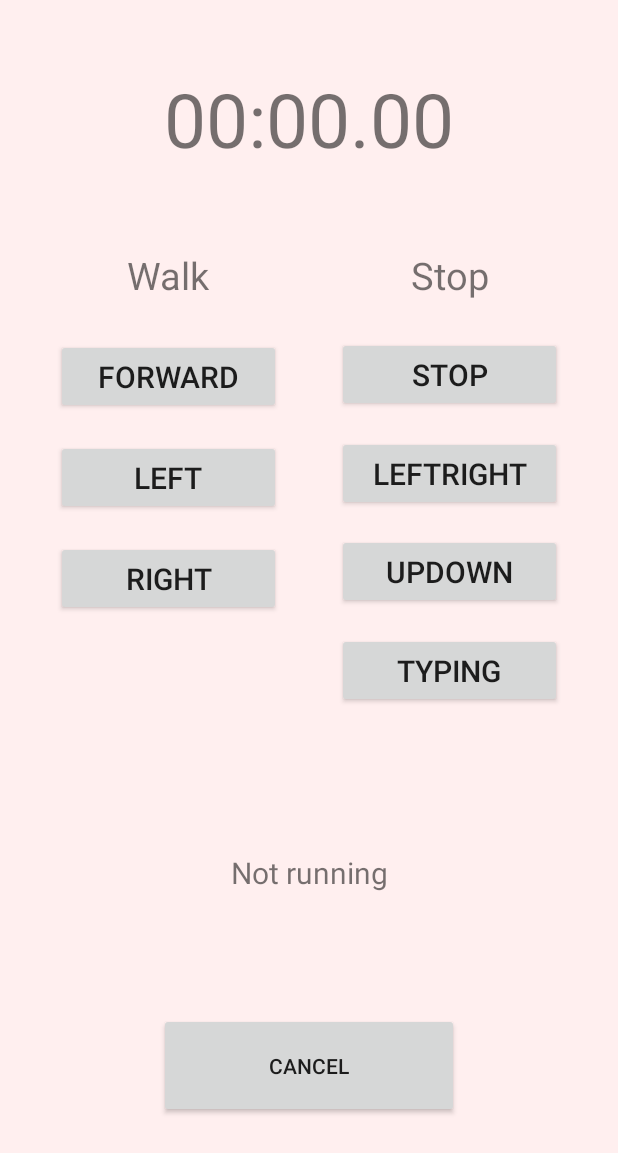
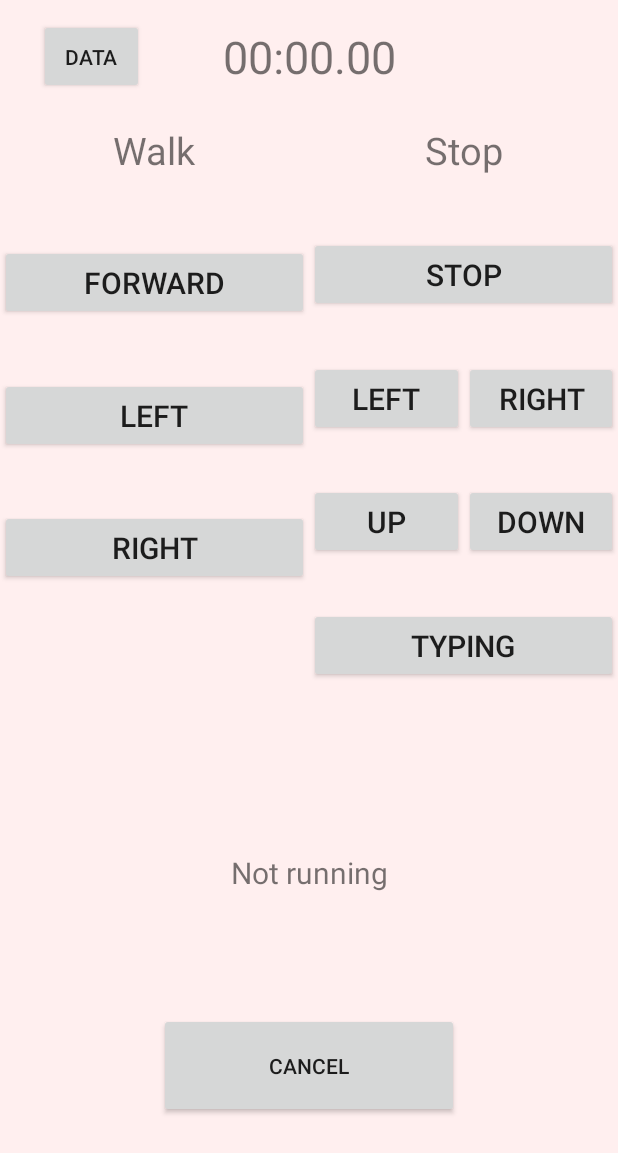
Before and after one commit to svclaw2000/StepDetector, an Android app: the screen it shows after launch (MainActivity), on a phone screen of 412 x 824 dp. Shown: the top 1153 px of the screen. Run offline under Robolectric (Android 15) with nearby library versions, the phone set to English and light mode, and no system bars.

Commit message:
Change file name format and add browser

```diff
--- a/app/src/main/AndroidManifest.xml
+++ b/app/src/main/AndroidManifest.xml
@@ -18,7 +18,8 @@
 		android:roundIcon="@mipmap/ic_launcher_round"
 		android:supportsRtl="true"
 		android:theme="@style/AppTheme">
-		<activity android:name="com.khnsoft.stepdetector.MainActivity">
+		<activity android:name=".DataBrowser"></activity>
+		<activity android:name=".MainActivity">
 			<intent-filter>
 				<action android:name="android.intent.action.MAIN" />
 
--- a/app/src/main/java/com/khnsoft/stepdetector/MainActivity.java
+++ b/app/src/main/java/com/khnsoft/stepdetector/MainActivity.java
@@ -1,5 +1,6 @@
 package com.khnsoft.stepdetector;
 
+import android.content.Intent;
 import android.hardware.Sensor;
 import android.hardware.SensorEvent;
 import android.hardware.SensorEventListener;
@@ -23,9 +24,11 @@ import java.io.FileWriter;
 import java.nio.file.Files;
 import java.text.SimpleDateFormat;
 import java.util.Date;
+import java.util.Locale;
 
 public class MainActivity extends AppCompatActivity implements View.OnClickListener {
 	Button Bcancel;
+	Button Bdata;
 	boolean sensing = false;
 	SensorManager sm;
 	Sensor AcceSensor;
@@ -33,12 +36,12 @@ public class MainActivity extends AppCompatActivity implements View.OnClickListe
 	Sensor StepSensor;
 	StringBuffer sb;
 	float[] mValues = new float[7];
-	float[] defValue = {0, 0, 0, 0, 0, 0, 0};
 	int count = 0;
 	long timeStart = 0;
 	long timeDuration = 0;
-	final long SCANNING_DURATION = 30000;
-	String curStatus = "";
+	final long SCANNING_DURATION_LONG = 30000;
+	final long SCANNING_DURATION_SHORT = 5000;
+	long curDuration;
 
 	TextView Ttime;
 	TextView Tstatus;
@@ -47,8 +50,10 @@ public class MainActivity extends AppCompatActivity implements View.OnClickListe
 	Button Cleft;
 	Button Cright;
 	Button Cstop;
-	Button Cleftright;
-	Button Cupdown;
+	Button Cstopleft;
+	Button Cstopright;
+	Button Cup;
+	Button Cdown;
 	Button Ctyping;
 	String[] mode = {"", ""};
 
@@ -67,9 +72,20 @@ public class MainActivity extends AppCompatActivity implements View.OnClickListe
 			public void onClick(View v) {
 				if (sensing) {
 					sensing = false;
-					Tstatus.setText("00:00:00");
+					Ttime.setText("00:00:00");
+					Tstatus.setText("Not running");
 					Toast.makeText(MainActivity.this, "Cancel data scanning.", Toast.LENGTH_SHORT).show();
 					timer.removeMessages(0);
+				}
+			}
+		});
+		Bdata = findViewById(R.id.Bdata);
+		Bdata.setOnClickListener(new View.OnClickListener() {
+			@Override
+			public void onClick(View v) {
+				if (!sensing) {
+					Intent intent = new Intent(MainActivity.this, DataBrowser.class);
+					startActivity(intent);
 				}
 			}
 		});
@@ -81,16 +97,20 @@ public class MainActivity extends AppCompatActivity implements View.OnClickListe
 		Cleft = findViewById(R.id.Cleft);
 		Cright = findViewById(R.id.Cright);
 		Cstop = findViewById(R.id.Cstop);
-		Cleftright = findViewById(R.id.Cleftright);
-		Cupdown = findViewById(R.id.Cupdown);
+		Cstopleft = findViewById(R.id.Cstopleft);
+		Cstopright = findViewById(R.id.Cstopright);
+		Cup = findViewById(R.id.Cup);
+		Cdown = findViewById(R.id.Cdown);
 		Ctyping = findViewById(R.id.Ctyping);
 
 		Cforward.setOnClickListener(this);
 		Cleft.setOnClickListener(this);
 		Cright.setOnClickListener(this);
 		Cstop.setOnClickListener(this);
-		Cleftright.setOnClickListener(this);
-		Cupdown.setOnClickListener(this);
+		Cstopleft.setOnClickListener(this);
+		Cstopright.setOnClickListener(this);
+		Cup.setOnClickListener(this);
+		Cdown.setOnClickListener(this);
 		Ctyping.setOnClickListener(this);
 
 		sm = (SensorManager) getSystemService(SENSOR_SERVICE);
@@ -130,8 +150,8 @@ public class MainActivity extends AppCompatActivity implements View.OnClickListe
 			if (acceReady && gyroReady) {
 				if (!stepReady) mValues[6] = 0;
 				else stepReady = false;
-				sb.append(String.format("%d\t%.4f\t%.4f\t%.4f\t%.4f\t%.4f\t%.4f\t%.1f\n",
-						timeDuration, mValues[0], mValues[1], mValues[2], mValues[3], mValues[4], mValues[5], mValues[6]));
+				sb.append(String.format("%d\t%s\t%s\t%.4f\t%.4f\t%.4f\t%.4f\t%.4f\t%.4f\t%.1f\n",
+						timeDuration, mode[0], mode[1], mValues[0], mValues[1], mValues[2], mValues[3], mValues[4], mValues[5], mValues[6]));
 				acceReady = false;
 				gyroReady = false;
 			}
@@ -147,16 +167,17 @@ public class MainActivity extends AppCompatActivity implements View.OnClickListe
 		@Override
 		public boolean handleMessage(Message msg) {
 			timeDuration = System.currentTimeMillis() - timeStart;
-			if (timeDuration < SCANNING_DURATION) {
+			if (timeDuration < curDuration) {
 				Ttime.setText(String.format("%02d:%02d:%02d", timeDuration / 1000 / 60, timeDuration / 1000 % 100, timeDuration / 10 % 100));
 				timer.sendEmptyMessage(0);
 			} else {
 				sensing = false;
 				Ttime.setText("00:00:00");
+				Tstatus.setText("Not running");
 
-				SimpleDateFormat date = new SimpleDateFormat("yyMMddHHmmss");
+				SimpleDateFormat date = new SimpleDateFormat("yyMMdd_HHmmss");
 
-				String FILE_NAME = "data" + date.format(new Date()) + ".tsv";
+				String FILE_NAME = "data_" + date.format(new Date()) + ".tsv";
 				File folder = new File(MainActivity.this.getFilesDir(), mode[0]+"/"+mode[1]);
 				File file = new File(folder, FILE_NAME);
 
@@ -205,6 +226,10 @@ public class MainActivity extends AppCompatActivity implements View.OnClickListe
 		sb = new StringBuffer();
 		sensing = true;
 		Tstatus.setText(String.format("%s : %s", mode[0], mode[1]));
+		if (mode[0].equals("Stop") && (mode[1].equals("Left") || mode[1].equals("Right") || mode[1].equals("Up") || mode[1].equals("Down")))
+			curDuration = SCANNING_DURATION_SHORT;
+		else
+			curDuration = SCANNING_DURATION_LONG;
 		timeStart = System.currentTimeMillis();
 		timer.sendEmptyMessage(0);
 	}
--- a/app/src/main/res/layout/activity_main.xml
+++ b/app/src/main/res/layout/activity_main.xml
@@ -8,10 +8,10 @@
 
 	<TextView
 		android:id="@+id/Ttime"
-		android:layout_width="300dp"
-		android:layout_height="100dp"
+		android:layout_width="170dp"
+		android:layout_height="50dp"
 		android:text="00:00.00"
-		android:textSize="50sp"
+		android:textSize="30sp"
 		android:gravity="center"
 		app:layout_constraintTop_toTopOf="parent"
 		app:layout_constraintBottom_toTopOf="@id/Twalk"
@@ -20,12 +20,13 @@
 
 	<TextView
 		android:id="@+id/Twalk"
-		android:layout_width="150dp"
+		android:layout_width="0dp"
+		app:layout_constraintHorizontal_weight="1"
 		android:layout_height="50dp"
 		android:text="Walk"
 		android:textSize="25sp"
 		android:gravity="center"
-		android:layout_marginBottom="250dp"
+		android:layout_marginBottom="350dp"
 		app:layout_constraintTop_toBottomOf="@id/Ttime"
 		app:layout_constraintBottom_toTopOf="@id/guideline"
 		app:layout_constraintRight_toLeftOf="@id/Tstop"
@@ -33,12 +34,13 @@
 
 	<TextView
 		android:id="@+id/Tstop"
-		android:layout_width="150dp"
+		android:layout_width="0dp"
+		app:layout_constraintHorizontal_weight="1"
 		android:layout_height="50dp"
 		android:text="Stop"
 		android:textSize="25sp"
 		android:gravity="center"
-		android:layout_marginBottom="250dp"
+		android:layout_marginBottom="350dp"
 		app:layout_constraintLeft_toRightOf="@id/Twalk"
 		app:layout_constraintTop_toBottomOf="@id/Ttime"
 		app:layout_constraintBottom_toBottomOf="@id/guideline"
@@ -46,7 +48,8 @@
 
 	<Button
 		android:id="@+id/Cforward"
-		android:layout_width="150dp"
+		android:layout_width="0dp"
+		app:layout_constraintHorizontal_weight="1"
 		android:layout_height="50dp"
 		android:gravity="center"
 		android:tag="Walk"
@@ -59,7 +62,8 @@
 
 	<Button
 		android:id="@+id/Cleft"
-		android:layout_width="150dp"
+		android:layout_width="0dp"
+		app:layout_constraintHorizontal_weight="1"
 		android:layout_height="50dp"
 		android:gravity="center"
 		android:tag="Walk"
@@ -72,7 +76,8 @@
 
 	<Button
 		android:id="@+id/Cright"
-		android:layout_width="150dp"
+		android:layout_width="0dp"
+		app:layout_constraintHorizontal_weight="1"
 		android:layout_height="50dp"
 		android:text="Right"
 		android:tag="Walk"
@@ -86,52 +91,84 @@
 
 	<Button
 		android:id="@+id/Cstop"
-		android:layout_width="150dp"
+		android:layout_width="0dp"
+		app:layout_constraintHorizontal_weight="1"
 		android:layout_height="50dp"
 		android:text="Stop"
 		android:tag="Stop"
 		android:textSize="20sp"
 		android:gravity="center"
 		app:layout_constraintTop_toBottomOf="@id/Tstop"
-		app:layout_constraintBottom_toTopOf="@id/Cleftright"
+		app:layout_constraintBottom_toTopOf="@id/Cstopleft"
 		app:layout_constraintLeft_toRightOf="@id/Twalk"
 		app:layout_constraintRight_toRightOf="parent"/>
 
 	<Button
-		android:id="@+id/Cleftright"
-		android:layout_width="150dp"
+		android:id="@+id/Cstopleft"
+		android:layout_width="0dp"
+		app:layout_constraintHorizontal_weight="1"
 		android:layout_height="50dp"
-		android:text="LeftRight"
+		android:text="Left"
 		android:tag="Stop"
 		android:textSize="20sp"
 		android:gravity="center"
 		app:layout_constraintTop_toBottomOf="@id/Cstop"
-		app:layout_constraintBottom_toTopOf="@id/Cupdown"
+		app:layout_constraintBottom_toTopOf="@id/Cup"
 		app:layout_constraintLeft_toRightOf="@id/Twalk"
+		app:layout_constraintRight_toLeftOf="@id/Cstopright"/>
+
+	<Button
+		android:id="@+id/Cstopright"
+		android:layout_width="0dp"
+		app:layout_constraintHorizontal_weight="1"
+		android:layout_height="50dp"
+		android:text="Right"
+		android:tag="Stop"
+		android:textSize="20sp"
+		android:gravity="center"
+		app:layout_constraintTop_toBottomOf="@id/Cstop"
+		app:layout_constraintBottom_toTopOf="@id/Cup"
+		app:layout_constraintLeft_toRightOf="@id/Cstopleft"
 		app:layout_constraintRight_toRightOf="parent"/>
 
 	<Button
-		android:id="@+id/Cupdown"
-		android:layout_width="150dp"
+		android:id="@+id/Cup"
+		android:layout_width="0dp"
+		app:layout_constraintHorizontal_weight="1"
 		android:layout_height="50dp"
-		android:text="UpDown"
+		android:text="Up"
 		android:tag="Stop"
 		android:textSize="20sp"
 		android:gravity="center"
-		app:layout_constraintTop_toBottomOf="@id/Cleftright"
+		app:layout_constraintTop_toBottomOf="@id/Cstopleft"
 		app:layout_constraintBottom_toTopOf="@id/Ctyping"
 		app:layout_constraintLeft_toRightOf="@id/Twalk"
+		app:layout_constraintRight_toLeftOf="@id/Cdown"/>
+
+	<Button
+		android:id="@+id/Cdown"
+		android:layout_width="0dp"
+		app:layout_constraintHorizontal_weight="1"
+		android:layout_height="50dp"
+		android:text="Down"
+		android:tag="Stop"
+		android:textSize="20sp"
+		android:gravity="center"
+		app:layout_constraintTop_toBottomOf="@id/Cstopleft"
+		app:layout_constraintBottom_toTopOf="@id/Ctyping"
+		app:layout_constraintLeft_toRightOf="@id/Cup"
 		app:layout_constraintRight_toRightOf="parent"/>
 
 	<Button
 		android:id="@+id/Ctyping"
-		android:layout_width="150dp"
+		android:layout_width="0dp"
+		app:layout_constraintHorizontal_weight="1"
 		android:layout_height="50dp"
 		android:text="Typing"
 		android:tag="Stop"
 		android:textSize="20sp"
 		android:gravity="center"
-		app:layout_constraintTop_toBottomOf="@id/Cupdown"
+		app:layout_constraintTop_toBottomOf="@id/Cup"
 		app:layout_constraintBottom_toTopOf="@id/guideline"
 		app:layout_constraintLeft_toRightOf="@id/Twalk"
 		app:layout_constraintRight_toRightOf="parent"/>
@@ -166,4 +203,14 @@
 		app:layout_constraintLeft_toLeftOf="parent"
 		app:layout_constraintRight_toRightOf="parent"/>
 
+	<Button
+		android:id="@+id/Bdata"
+		android:layout_width="70dp"
+		android:layout_height="50dp"
+		android:text="Data"
+		app:layout_constraintLeft_toLeftOf="parent"
+		app:layout_constraintRight_toLeftOf="@id/Ttime"
+		app:layout_constraintTop_toTopOf="parent"
+		app:layout_constraintBottom_toTopOf="@id/Twalk"/>
+
 </android.support.constraint.ConstraintLayout>
```
Also changed, not shown: app/src/main/java/com/khnsoft/stepdetector/DataBrowser.java (added, +112 -0 lines), app/src/main/res/layout/activity_data_browser.xml (added, +30 -0 lines).
